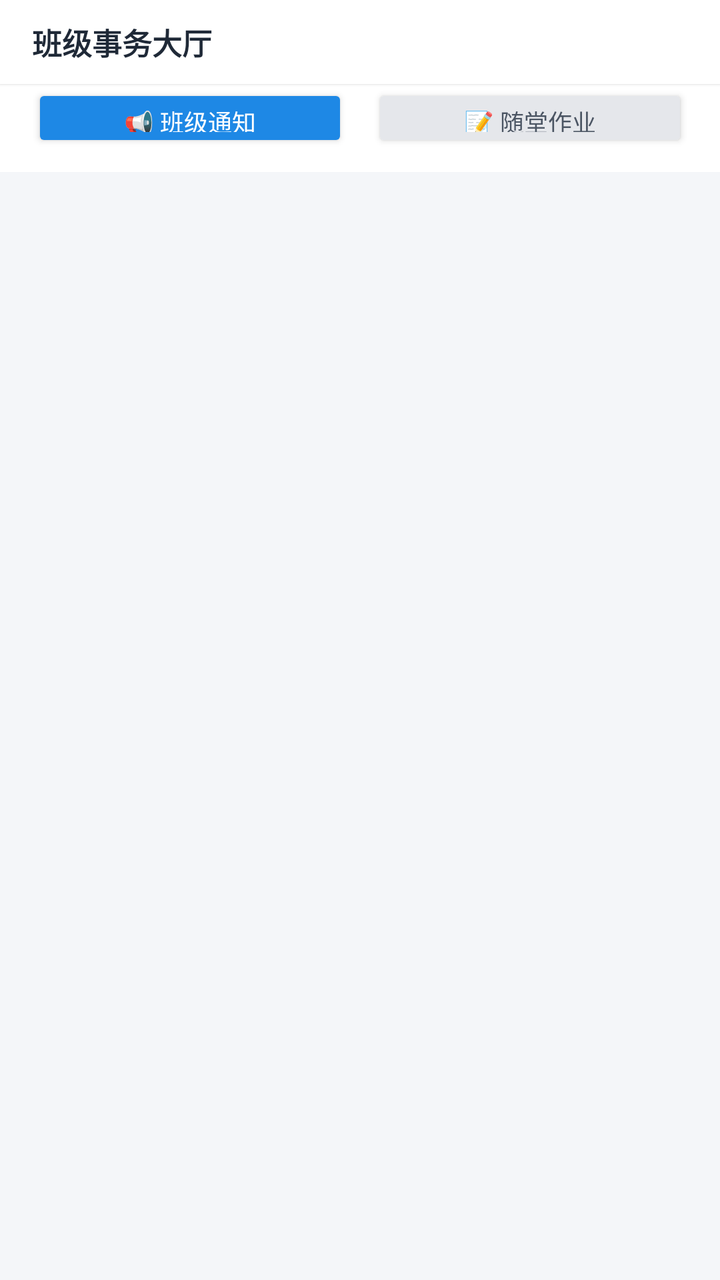
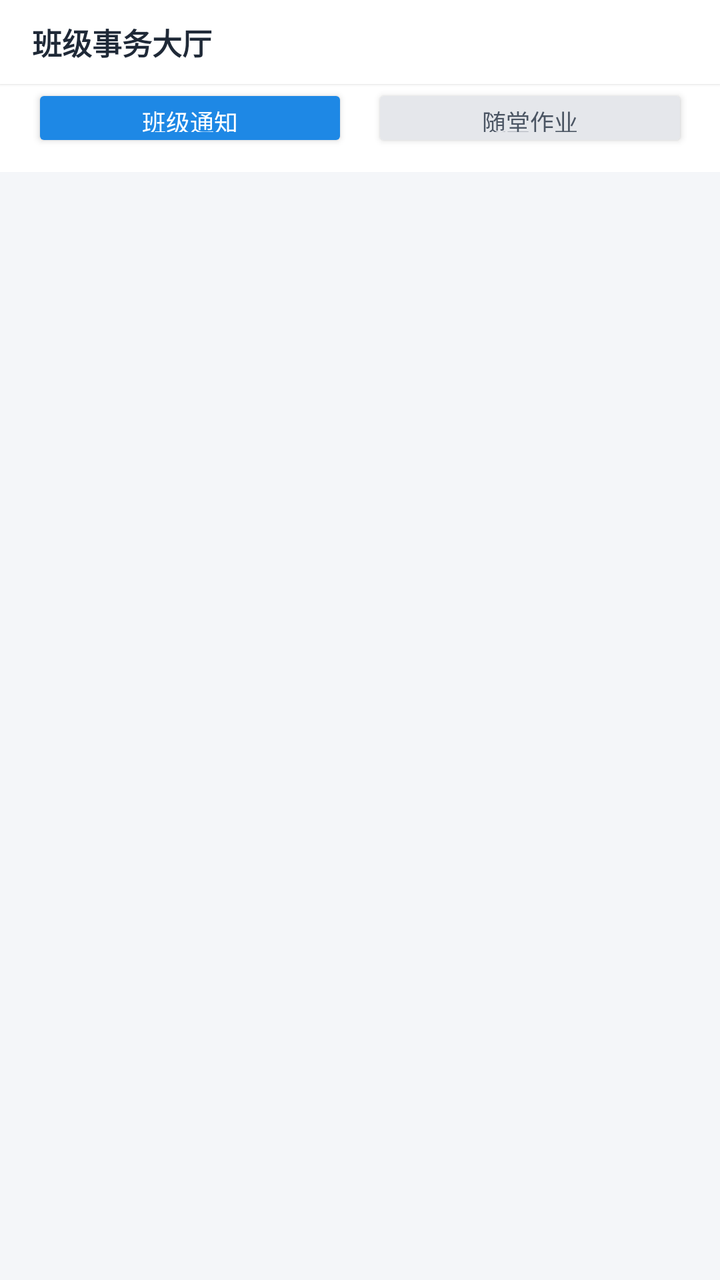

An Android layout rendered at two revisions. The XML below is the earlier revision; the diff shows what the commit changed to produce the second picture.
<!-- AndroidManifest.xml: application theme Theme.CampusChat -->
<!-- res/layout/page_affairs.xml -->
<?xml version="1.0" encoding="utf-8"?>
<androidx.constraintlayout.widget.ConstraintLayout
    xmlns:android="http://schemas.android.com/apk/res/android"
    xmlns:app="http://schemas.android.com/apk/res-auto"
    android:id="@+id/pageAffairsLayout"
    android:layout_width="match_parent"
    android:layout_height="match_parent"
    android:background="#F4F6F9">

    
    <LinearLayout
        android:id="@+id/layoutAffairsTopBar"
        android:layout_width="0dp"
        android:layout_height="wrap_content"
        android:background="#FFFFFF"
        android:elevation="1dp"
        android:gravity="center_vertical"
        android:orientation="horizontal"
        android:paddingStart="16dp"
        android:paddingTop="10dp"
        android:paddingEnd="16dp"
        android:paddingBottom="10dp"
        app:layout_constraintTop_toTopOf="parent"
        app:layout_constraintStart_toStartOf="parent"
        app:layout_constraintEnd_toEndOf="parent">

        <TextView
            android:id="@+id/tvAffairsSummary"
            android:layout_width="0dp"
            android:layout_height="wrap_content"
            android:layout_weight="1"
            android:text="班级事务大厅"
            android:textColor="#1F2937"
            android:textSize="15sp"
            android:textStyle="bold" />

        <Button
            android:id="@+id/btnPublishAffair"
            android:layout_width="wrap_content"
            android:layout_height="36dp"
            android:backgroundTint="#1E88E5"
            android:text="+ 发布新事务"
            android:textColor="#FFFFFF"
            android:textSize="12sp"
            android:visibility="gone" />
    </LinearLayout>

    
    <LinearLayout
        android:id="@+id/layoutAffairsSegment"
        android:layout_width="0dp"
        android:layout_height="44dp"
        android:background="#FFFFFF"
        android:orientation="horizontal"
        android:paddingStart="16dp"
        android:paddingEnd="16dp"
        android:paddingBottom="6dp"
        app:layout_constraintTop_toBottomOf="@id/layoutAffairsTopBar"
        app:layout_constraintStart_toStartOf="parent"
        app:layout_constraintEnd_toEndOf="parent">

        <Button
            android:id="@+id/btnFilterNotice"
            android:layout_width="0dp"
            android:layout_height="34dp"
            android:layout_weight="1"
            android:layout_marginEnd="6dp"
            android:backgroundTint="#1E88E5"
            android:text="📢 班级通知"
            android:textColor="#FFFFFF"
            android:textSize="12sp" />

        <Button
            android:id="@+id/btnFilterHomework"
            android:layout_width="0dp"
            android:layout_height="34dp"
            android:layout_weight="1"
            android:layout_marginStart="6dp"
            android:backgroundTint="#E5E7EB"
            android:text="📝 随堂作业"
            android:textColor="#4B5563"
            android:textSize="12sp" />
    </LinearLayout>

    
    <androidx.recyclerview.widget.RecyclerView
        android:id="@+id/rvAffairs"
        android:layout_width="0dp"
        android:layout_height="0dp"
        android:clipToPadding="false"
        android:paddingTop="6dp"
        android:paddingBottom="12dp"
        app:layout_constraintTop_toBottomOf="@id/layoutAffairsSegment"
        app:layout_constraintBottom_toBottomOf="parent"
        app:layout_constraintStart_toStartOf="parent"
        app:layout_constraintEnd_toEndOf="parent" />

    
    <TextView
        android:id="@+id/tvEmptyAffairs"
        android:layout_width="wrap_content"
        android:layout_height="wrap_content"
        android:text="当前类别暂无内容"
        android:textColor="#9CA3AF"
        android:textSize="14sp"
        android:visibility="gone"
        app:layout_constraintTop_toBottomOf="@id/layoutAffairsSegment"
        app:layout_constraintBottom_toBottomOf="parent"
        app:layout_constraintStart_toStartOf="parent"
        app:layout_constraintEnd_toEndOf="parent" />

</androidx.constraintlayout.widget.ConstraintLayout>
<!-- resources referenced by this layout -->
<resources>
  <style name="Theme.CampusChat" parent="Theme.AppCompat.Light.NoActionBar">
          
          <item name="colorPrimary">@color/brand_primary</item>
          <item name="colorPrimaryDark">@color/brand_primary_dark</item>
          <item name="colorAccent">@color/brand_accent</item>
  
          
          <item name="android:windowBackground">@color/app_background</item>
  
          
          <item name="android:statusBarColor">@color/brand_primary_dark</item>
      </style>
  <color name="brand_primary">#1E88E5</color>
  <color name="brand_primary_dark">#1565C0</color>
  <color name="brand_accent">#00ACC1</color>
  <color name="app_background">#F4F6F9</color>
</resources>

<!-- the commit's change to res/layout/page_affairs.xml (unified diff, before → after) -->
@@ -66,7 +66,7 @@
             android:layout_weight="1"
             android:layout_marginEnd="6dp"
             android:backgroundTint="#1E88E5"
-            android:text="📢 班级通知"
+            android:text="班级通知"
             android:textColor="#FFFFFF"
             android:textSize="12sp" />
 
@@ -77,7 +77,7 @@
             android:layout_weight="1"
             android:layout_marginStart="6dp"
             android:backgroundTint="#E5E7EB"
-            android:text="📝 随堂作业"
+            android:text="随堂作业"
             android:textColor="#4B5563"
             android:textSize="12sp" />
     </LinearLayout>
